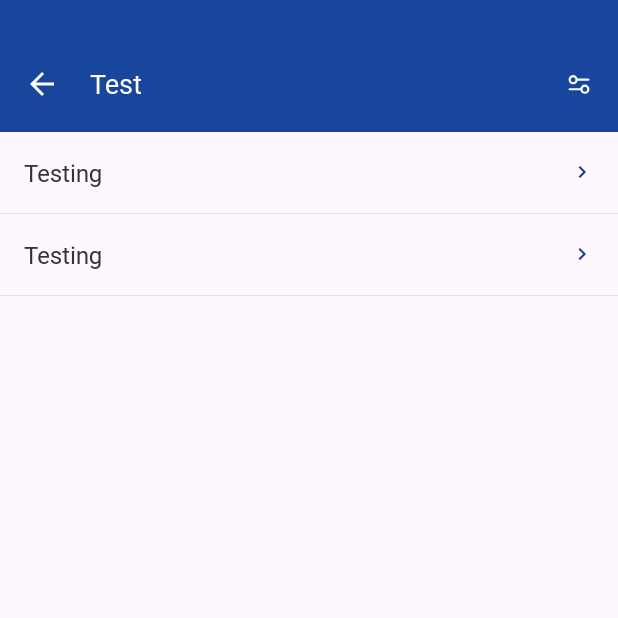
After one commit to ariefzainuri96/simart-android, an Android app: the ManajemenInventarisActivity screen opened directly, with no data from a screen before it, on a phone screen of 412 x 824 dp, the top half of it. The commit adds this screen. Run offline under Robolectric (Android 15) with nearby library versions, the phone set to English and light mode, and no system bars; network calls fail.

Commit message:
update: 1. create toolbar

```diff
--- a/app/build.gradle.kts
+++ b/app/build.gradle.kts
@@ -58,6 +58,7 @@ dependencies {
     implementation("androidx.constraintlayout:constraintlayout:2.1.4")
     implementation("androidx.activity:activity-ktx:1.9.3")
     implementation("androidx.fragment:fragment-ktx:1.8.5")
+    implementation("androidx.activity:activity:1.9.3")
 //    implementation("androidx.activity:activity:1.9.3")
     testImplementation("junit:junit:4.13.2")
     testImplementation("org.junit.jupiter:junit-jupiter-api:5.8.1")
--- /dev/null
+++ b/app/src/main/java/simart/umby/android/pages/manajemen_inventaris/ManajemenInventarisActivity.kt
@@ -0,0 +1,38 @@
+package simart.umby.android.pages.manajemen_inventaris
+
+import android.os.Bundle
+import androidx.activity.enableEdgeToEdge
+import androidx.appcompat.app.AppCompatActivity
+import simart.umby.android.databinding.ActivityManajemenInventarisBinding
+import simart.umby.android.utils.Utils
+import simart.umby.android.utils.getStatusBarHeight
+
+class ManajemenInventarisActivity : AppCompatActivity() {
+    private lateinit var binding: ActivityManajemenInventarisBinding
+
+    override fun onCreate(savedInstanceState: Bundle?) {
+        super.onCreate(savedInstanceState)
+        enableEdgeToEdge()
+
+        binding = ActivityManajemenInventarisBinding.inflate(layoutInflater)
+
+        setContentView(binding.root)
+
+        setupView()
+    }
+
+    fun setupView() {
+        Utils.Companion.setStatusBarShown(this, binding.root)
+
+        binding.toolbarLayout.setPadding(0, getStatusBarHeight(), 0, 0)
+        setSupportActionBar(binding.toolbar)
+        supportActionBar?.setDisplayHomeAsUpEnabled(true)
+
+        binding.toolbar.setNavigationOnClickListener {
+            finish()
+        }
+
+        binding.dataBarangAset.setOnClickListener {}
+        binding.dataBarangHabisPakai.setOnClickListener {}
+    }
+}
--- a/app/src/main/java/simart/umby/android/pages/scanner/ScannerActivity.kt
+++ b/app/src/main/java/simart/umby/android/pages/scanner/ScannerActivity.kt
@@ -38,6 +38,7 @@ class ScannerActivity : AppCompatActivity() {
 
         fun startScanner(context: Context, onScan: (barcodes: List<Barcode>) -> Unit) {
             this.onScan = onScan
+
             Intent(context, ScannerActivity::class.java).also {
                 context.startActivity(it)
             }
--- a/app/src/main/java/simart/umby/android/pages/scanner/informasiAsetBS/InformasiAsetBS.kt
+++ b/app/src/main/java/simart/umby/android/pages/scanner/informasiAsetBS/InformasiAsetBS.kt
@@ -10,7 +10,9 @@ import com.google.android.material.bottomsheet.BottomSheetDialogFragment
 import simart.umby.android.databinding.InformasiAsetBsBinding
 import simart.umby.android.utils.collectLatestLifeCycleFlow
 
-class InformasiAsetBS: BottomSheetDialogFragment() {
+class InformasiAsetBS(
+    private val rawValue: String
+): BottomSheetDialogFragment() {
 
 //    private val viewModel: InformasiAsetViewModel by viewModels()
     private lateinit var binding: InformasiAsetBsBinding
@@ -42,6 +44,8 @@ class InformasiAsetBS: BottomSheetDialogFragment() {
 
     override fun onViewCreated(view: View, savedInstanceState: Bundle?) {
         super.onViewCreated(view, savedInstanceState)
+
+        println("rawValue => $rawValue")
 
 //        collectLatestLifeCycleFlow(viewModel.counter) {
 //            binding.counter.text = "$it"
--- a/app/src/main/java/simart/umby/android/utils/CustomExtension.kt
+++ b/app/src/main/java/simart/umby/android/utils/CustomExtension.kt
@@ -1,11 +1,15 @@
 package simart.umby.android.utils
 
+import android.annotation.SuppressLint
 import android.content.Context
 import android.content.Intent
 import android.content.pm.PackageManager
+import android.content.res.Resources
 import android.net.Uri
+import android.os.Build
 import android.provider.Settings.ACTION_APPLICATION_DETAILS_SETTINGS
 import android.util.DisplayMetrics
+import android.util.TypedValue
 import androidx.appcompat.app.AlertDialog
 import androidx.appcompat.app.AppCompatActivity
 import androidx.core.content.ContextCompat
@@ -36,6 +40,25 @@ fun <T> BottomSheetDialogFragment.collectLatestLifeCycleFlow(flow: Flow<T>, coll
         repeatOnLifecycle(Lifecycle.State.STARTED) {
             flow.collectLatest(collect)
         }
+    }
+}
+
+@SuppressLint("ObsoleteSdkInt", "InternalInsetResource")
+fun AppCompatActivity.getStatusBarHeight(): Int {
+    return if (Build.VERSION.SDK_INT >= Build.VERSION_CODES.M) {
+        val resourceId = Resources.getSystem().getIdentifier("status_bar_height", "dimen", "android")
+        if (resourceId > 0) {
+            Resources.getSystem().getDimensionPixelSize(resourceId)
+        } else {
+            0
+        }
+    } else {
+        // For pre-Marshmallow devices, calculate the height in dp
+        TypedValue.applyDimension(
+            TypedValue.COMPLEX_UNIT_DIP,
+            24f,
+            Resources.getSystem().displayMetrics
+        ).toInt()
     }
 }
 
--- a/app/src/main/java/simart/umby/android/utils/Utils.kt
+++ b/app/src/main/java/simart/umby/android/utils/Utils.kt
@@ -1,5 +1,6 @@
 package simart.umby.android.utils
 
+import android.annotation.SuppressLint
 import android.app.Activity
 import android.os.Build
 import android.util.DisplayMetrics
@@ -10,6 +11,7 @@ import androidx.core.content.ContextCompat
 import androidx.core.view.ViewCompat
 import androidx.core.view.WindowCompat
 import androidx.core.view.WindowInsetsCompat
+import androidx.core.view.WindowInsetsControllerCompat
 import androidx.core.view.updateLayoutParams
 import androidx.fragment.app.FragmentActivity
 import simart.umby.android.R
@@ -51,18 +53,24 @@ class Utils {
             }
         }
 
-        fun setStatusBarShown(activity: Activity, view: View) {
+        @SuppressLint("ObsoleteSdkInt")
+        fun setStatusBarShown(activity: Activity, view: View, top: Int? = 0) {
             activity.apply {
                 window.addFlags(WindowManager.LayoutParams.FLAG_DRAWS_SYSTEM_BAR_BACKGROUNDS)
                 window.statusBarColor = ContextCompat.getColor(this, R.color.defaultStatusBar)
                 WindowCompat.setDecorFitsSystemWindows(window, false)
+
+                // For older Android versions, this is not directly supported
+                // You may need to set a dark status bar background to make icons appear white
+                WindowInsetsControllerCompat(window, window.decorView).isAppearanceLightStatusBars = false
+
                 ViewCompat.setOnApplyWindowInsetsListener(view) { root, windowInset ->
                     val inset = windowInset.getInsets(WindowInsetsCompat.Type.systemBars())
                     val inset1 = windowInset.getInsets(WindowInsetsCompat.Type.statusBars())
                     root.updateLayoutParams<ViewGroup.MarginLayoutParams> {
                         leftMargin = inset.left
                         bottomMargin = inset.bottom
-                        topMargin = inset1.top
+                        topMargin = top ?: inset1.top
                         rightMargin = inset.right
                     }
                     WindowInsetsCompat.CONSUMED
--- /dev/null
+++ b/app/src/main/res/drawable/ic_back.xml
@@ -0,0 +1,5 @@
+<vector xmlns:android="http://schemas.android.com/apk/res/android" android:autoMirrored="true" android:height="24dp" android:tint="#1E3A8A" android:viewportHeight="24" android:viewportWidth="24" android:width="24dp">
+
+    <path android:fillColor="@android:color/white" android:pathData="M20,11H7.83l5.59,-5.59L12,4l-8,8 8,8 1.41,-1.41L7.83,13H20v-2z"/>
+
+</vector>
--- /dev/null
+++ b/app/src/main/res/drawable/ic_chevron_right.xml
@@ -0,0 +1,5 @@
+<vector xmlns:android="http://schemas.android.com/apk/res/android" android:height="24dp" android:tint="#1E3A8A" android:viewportHeight="24" android:viewportWidth="24" android:width="24dp">
+
+    <path android:fillColor="@android:color/white" android:pathData="M10,6L8.59,7.41 13.17,12l-4.58,4.59L10,18l6,-6z"/>
+
+</vector>
--- /dev/null
+++ b/app/src/main/res/drawable/ic_warning.xml
@@ -0,0 +1,5 @@
+<vector xmlns:android="http://schemas.android.com/apk/res/android" android:height="24dp" android:tint="#1E3A8A" android:viewportHeight="24" android:viewportWidth="24" android:width="24dp">
+
+    <path android:fillColor="@android:color/white" android:pathData="M1,21h22L12,2 1,21zM13,18h-2v-2h2v2zM13,14h-2v-4h2v4z"/>
+
+</vector>
--- /dev/null
+++ b/app/src/main/res/layout/activity_manajemen_inventaris.xml
@@ -0,0 +1,89 @@
+<?xml version="1.0" encoding="utf-8"?>
+<LinearLayout xmlns:android="http://schemas.android.com/apk/res/android"
+    xmlns:tools="http://schemas.android.com/tools"
+    android:layout_width="match_parent"
+    android:layout_height="match_parent"
+    xmlns:app="http://schemas.android.com/apk/res-auto"
+    android:orientation="vertical"
+    tools:context=".pages.manajemen_inventaris.ManajemenInventarisActivity">
+
+    <LinearLayout
+        android:id="@+id/toolbarLayout"
+        android:layout_width="match_parent"
+        android:layout_height="wrap_content"
+        android:orientation="horizontal"
+        android:background="@color/primary"
+        android:gravity="center_vertical">
+
+        <androidx.appcompat.widget.Toolbar
+            android:id="@+id/toolbar"
+            android:layout_width="0dp"
+            android:layout_height="wrap_content"
+            android:layout_weight="1"
+            app:title="Test"
+            app:titleTextAppearance="@style/Toolbar.TitleText"
+            app:theme="@style/ToolbarTheme"/>
+
+        <ImageView
+            android:layout_width="20dp"
+            android:layout_height="20dp"
+            android:src="@drawable/ic_filter"
+            app:tint="@color/white"
+            android:layout_marginEnd="16dp"/>
+    </LinearLayout>
+
+    <LinearLayout
+        android:layout_width="match_parent"
+        android:layout_height="0dp"
+        android:layout_weight="1"
+        android:orientation="vertical">
+        <LinearLayout
+            android:id="@+id/dataBarangAset"
+            android:layout_width="match_parent"
+            android:layout_height="wrap_content"
+            android:orientation="horizontal"
+            android:gravity="center_vertical"
+            android:padding="16dp">
+            <TextView
+                android:layout_width="0dp"
+                android:layout_height="wrap_content"
+                android:layout_weight="1"
+                android:text="Testing"
+                android:fontFamily="@font/sf_pro_500"
+                android:textSize="16sp"
+                android:textColor="@color/grey1"/>
+            <ImageView
+                android:layout_width="16dp"
+                android:layout_height="16dp"
+                android:src="@drawable/ic_chevron_right"/>
+        </LinearLayout>
+        <LinearLayout
+            android:layout_width="match_parent"
+            android:layout_height="0.75dp"
+            android:background="@color/border2"/>
+        <LinearLayout
+            android:id="@+id/dataBarangHabisPakai"
+            android:layout_width="match_parent"
+            android:layout_height="wrap_content"
+            android:orientation="horizontal"
+            android:gravity="center_vertical"
+            android:padding="16dp">
+            <TextView
+                android:layout_width="0dp"
+                android:layout_height="wrap_content"
+                android:layout_weight="1"
+                android:text="Testing"
+                android:fontFamily="@font/sf_pro_500"
+                android:textSize="16sp"
+                android:textColor="@color/grey1"/>
+            <ImageView
+                android:layout_width="16dp"
+                android:layout_height="16dp"
+                android:src="@drawable/ic_chevron_right"/>
+        </LinearLayout>
+        <LinearLayout
+            android:layout_width="match_parent"
+            android:layout_height="0.75dp"
+            android:background="@color/border2"/>
+    </LinearLayout>
+</LinearLayout>
--- a/app/src/main/res/values/styles.xml
+++ b/app/src/main/res/values/styles.xml
@@ -1,5 +1,4 @@
 <resources>
-
     <style name="Widget.Theme.AndroidTutorial.MyView" parent="">
         <item name="android:background">@color/grey1</item>
     </style>
@@ -14,4 +13,16 @@
         <item name="android:windowTranslucentNavigation">true</item>
         <item name="android:statusBarColor">@android:color/transparent</item>
     </style>
+
+    <style name="Toolbar.TitleText" parent="TextAppearance.Widget.AppCompat.Toolbar.Title">
+        <item name="android:textSize">18sp</item>
+        <item name="android:fontFamily">@font/sf_pro_500</item>
+        <item name="android:textColor">@color/white</item>
+    </style>
+
+    <style name="ToolbarTheme" parent="@style/ThemeOverlay.AppCompat.ActionBar">
+        <!-- Customize color of navigation drawer icon and back arrow -->
+        <item name="colorControlNormal">@color/white</item>
+    </style>
+
 </resources>
```
Also changed, not shown: app/src/main/AndroidManifest.xml (+8 -2 lines), app/src/main/java/simart/umby/android/pages/dashboard/DashboardActivity.kt (+21 -8 lines), app/src/main/res/layout/activity_dashboard.xml (+23 -0 lines).
